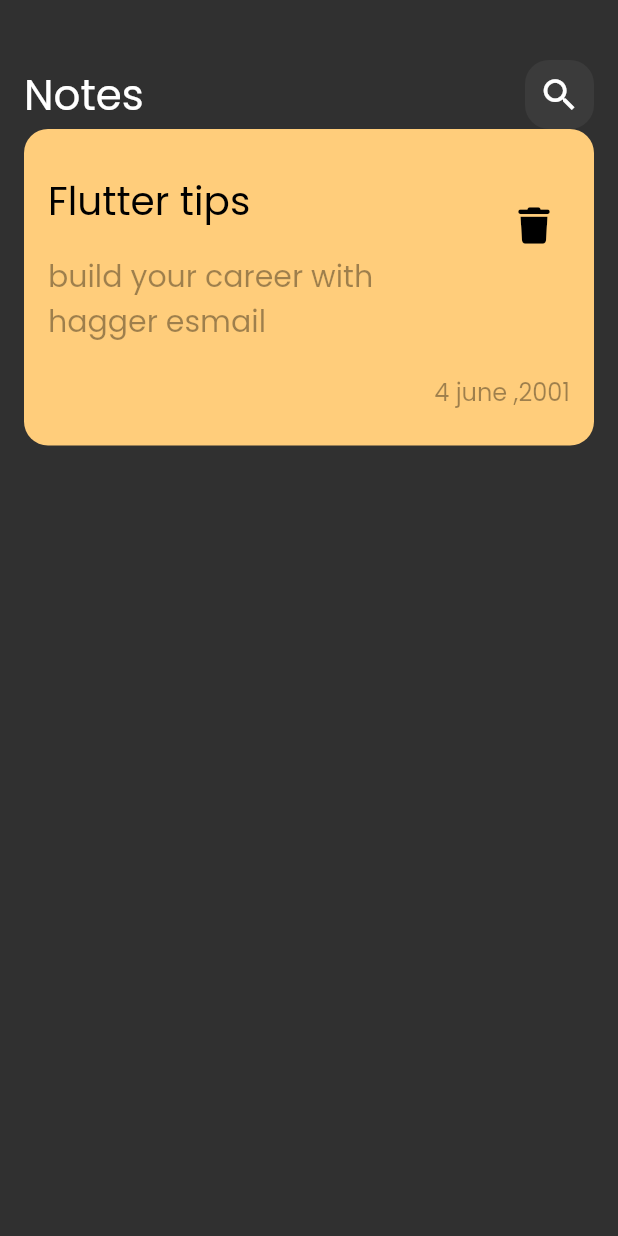
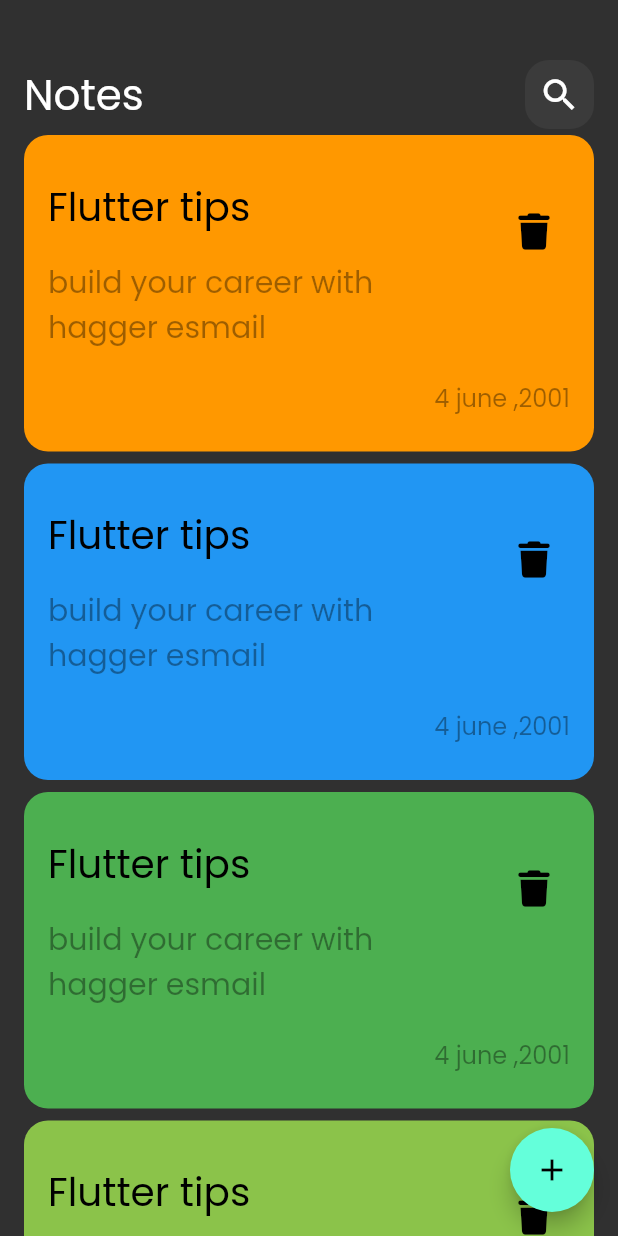
Before and after one commit to haggeresmail/notes_app, a Flutter app: the screen it shows after launch, on a phone screen of 412 x 824 dp. Run offline on Flutter 3.47's test engine with Material 2 defaults, Android fonts, the phone set to English and light mode, and no system bars; our stand-ins replace font_awesome_flutter.

Commit message:
add float action button

```diff
--- a/lib/views/notes_view.dart
+++ b/lib/views/notes_view.dart
@@ -7,8 +7,9 @@ class NotesView extends StatelessWidget {
 
   @override
   Widget build(BuildContext context) {
-    return const Scaffold(
-      body: custom_body(),
+    return  Scaffold(
+      floatingActionButton: FloatingActionButton(onPressed: () {},child:const Icon(Icons.add),),
+      body: const CustomBody(),
     );
   }
 }
--- a/lib/widgets/custom_body.dart
+++ b/lib/widgets/custom_body.dart
@@ -1,23 +1,23 @@
 import 'package:flutter/material.dart';
 import 'package:noteapp/widgets/custom_appbar.dart';
-import 'package:noteapp/widgets/custom_noteitem.dart';
+import 'package:noteapp/widgets/noteItem_listview.dart';
 
-class custom_body extends StatelessWidget {
-  const custom_body({
+class CustomBody extends StatelessWidget {
+  const CustomBody({
     super.key,
   });
 
   @override
   Widget build(BuildContext context) {
-    return Padding(
-      padding: const EdgeInsets.symmetric(horizontal: 16),
+    return const Padding(
+      padding: EdgeInsets.symmetric(horizontal: 16),
       child: Column(
         children: [
           SizedBox(
             height: 40,
           ),
           custom_appbar(),
-          NoteItem()
+          Expanded(child: NoteItemListView()),
         ],
       ),
     );
--- a/lib/widgets/custom_noteitem.dart
+++ b/lib/widgets/custom_noteitem.dart
@@ -2,16 +2,55 @@ import 'package:flutter/material.dart';
 import 'package:font_awesome_flutter/font_awesome_flutter.dart';
 
 class NoteItem extends StatelessWidget {
-  const NoteItem({
-    super.key,
-  });
+  const NoteItem();
 
+  final List<Color> colors = const [
+    Colors.red,
+    Colors.orange,
+    Colors.blue,
+    Colors.green,
+    Colors.lightGreen,
+    Colors.black,
+    Colors.pink,
+     Colors.red,
+    Colors.orange,
+    Colors.blue,
+    Colors.green,
+    Colors.lightGreen,
+    Colors.black,
+    Colors.pink,
+     Colors.red,
+    Colors.orange,
+    Colors.blue,
+    Colors.green,
+    Colors.lightGreen,
+    Colors.black,
+    Colors.pink,
+     Colors.red,
+    Colors.orange,
+    Colors.blue,
+    Colors.green,
+    Colors.lightGreen,
+    Colors.black,
+    Colors.pink,
+     Colors.red,
+    Colors.orange,
+    Colors.blue,
+    Colors.green,
+    Colors.lightGreen,
+    Colors.black,
+    Colors.pink,
+  ];
+static int i=0;
   @override
+
   Widget build(BuildContext context) {
-    return Container(
+    i++;
+    return i<colors.length ?Container(
       padding: const EdgeInsets.only(top: 24, bottom: 24),
-      decoration: BoxDecoration(
-        color: const Color(0xffFFCD7B),
+      decoration:
+      BoxDecoration(
+        color: colors[i],
         borderRadius: BorderRadius.circular(16),
       ),
       child: Column(
@@ -46,6 +85,45 @@ class NoteItem extends StatelessWidget {
           ),
         ],
       ),
+    ):Container(
+      padding: const EdgeInsets.only(top: 24, bottom: 24),
+      decoration:
+      BoxDecoration(
+        color: colors[1],
+        borderRadius: BorderRadius.circular(16),
+      ),
+      child: Column(
+        crossAxisAlignment: CrossAxisAlignment.end,
+        children: [
+          ListTile(
+            title: Text(
+              "Flutter tips",
+              style: TextStyle(color: Colors.black, fontSize: 26),
+            ),
+            subtitle: Padding(
+              padding: const EdgeInsets.only(top: 16, bottom: 16),
+              child: Text(
+                "build your career with hagger esmail",
+                style: TextStyle(color: Colors.black38, fontSize: 20),
+              ),
+            ),
+            trailing: IconButton(
+                onPressed: () {},
+                icon: Icon(
+                  FontAwesomeIcons.trash,
+                  color: Colors.black,
+                  size: 24,
+                )),
+          ),
+          Padding(
+            padding: const EdgeInsets.only(right: 16),
+            child: Text(
+              "4 june ,2001",
+              style: TextStyle(color: Colors.black38, fontSize: 16),
+            ),
+          ),
+        ],
+      )
     );
   }
 }
--- /dev/null
+++ b/lib/widgets/noteItem_listview.dart
@@ -0,0 +1,24 @@
+import 'dart:math';
+
+import 'package:flutter/material.dart';
+import 'package:noteapp/widgets/custom_noteitem.dart';
+
+class NoteItemListView extends StatelessWidget {
+  const NoteItemListView({
+    super.key,
+  });
+
+
+
+  @override
+  Widget build(BuildContext context) {
+    return ListView.builder(itemBuilder: (context, index) {
+      return const Padding(
+        padding: EdgeInsets.symmetric(vertical: 4),
+        child: NoteItem(),
+      );
+    });
+  }
+
+
+}
```
